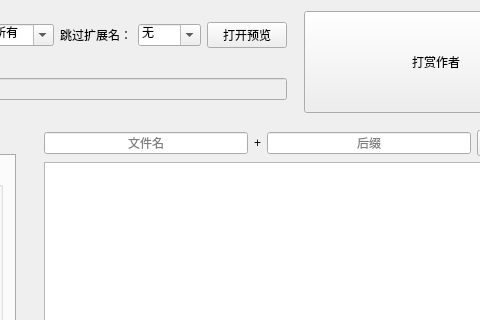
Qt form mainwindow.ui (zengrixi/FileManipulationTool) before a commit; both pictures show x 340 to 820 and y 0 to 320 of the 919 by 604 pixel window.
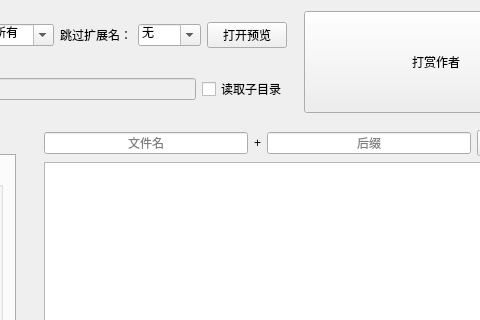
The same form after that commit.

```diff
--- a/mainwindow.ui
+++ b/mainwindow.ui
@@ -102,6 +102,13 @@
          </property>
         </widget>
        </item>
+       <item>
+        <widget class="QCheckBox" name="checkBox_readSubdirectory">
+         <property name="text">
+          <string>读取子目录</string>
+         </property>
+        </widget>
+       </item>
       </layout>
      </widget>
     </item>
```
Left out of the diff: 6 changed lines with no effect on the pictures.
